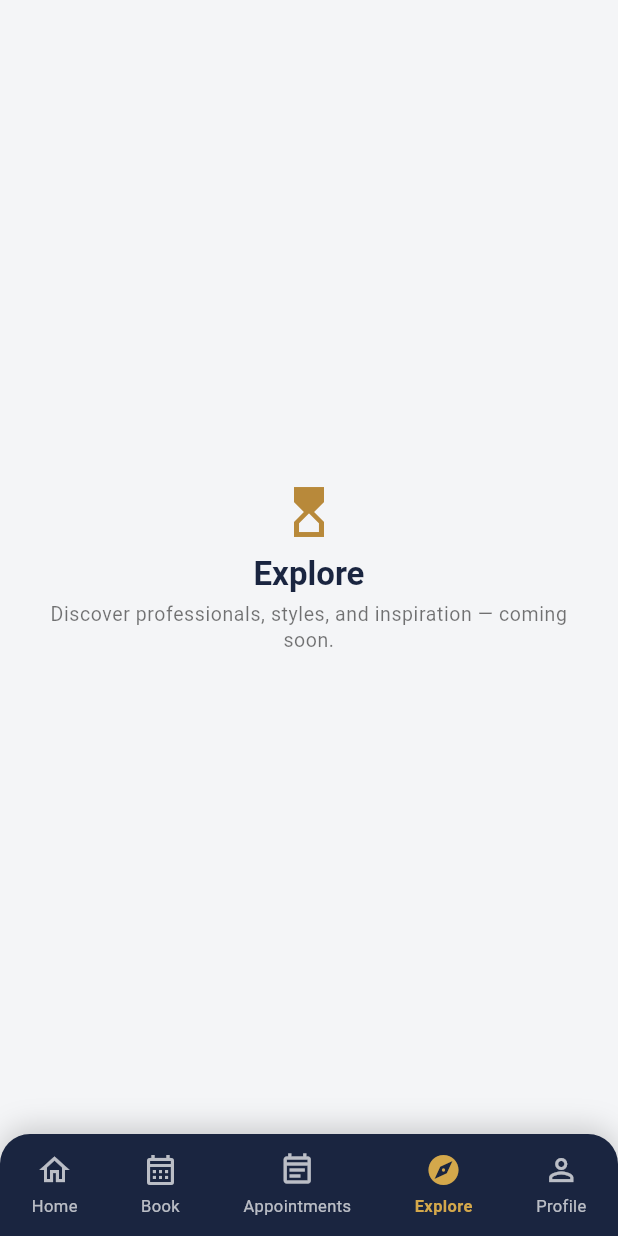
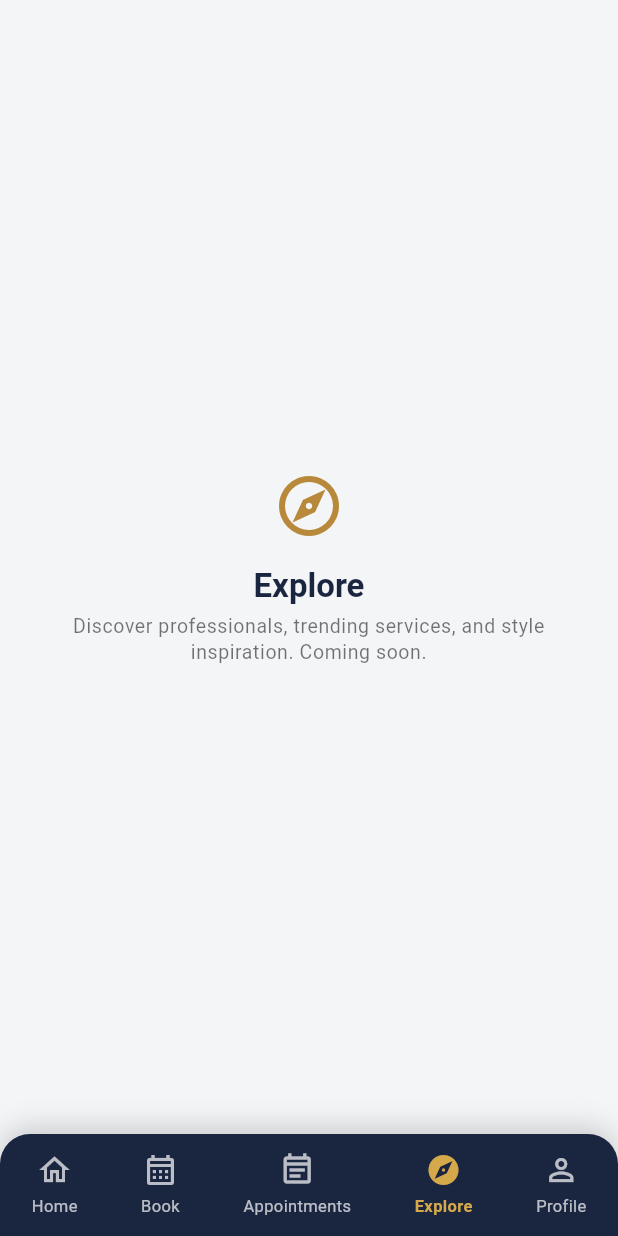
Before and after one commit to rodgersBRY/booking-platform, a Flutter app: the ShellPage screen opened by its route, item 4 of the bottom bar chosen, on a phone screen of 412 x 824 dp. Run offline on Flutter 3.47's test engine with Material 3 defaults, Android fonts, the phone set to English and light mode, and no system bars; our stand-ins replace dio, flutter_dotenv, flutter_secure_storage, get, shimmer; accounts and stored records are empty.

Commit message:
FEAT: add shared widget library (buttons, status chip, empty state, skeletons, coming-soon)
PrimaryButton/SecondaryButton with built-in busy states, StatusChip
mapped onto the shared booking status palette, EmptyState with optional
CTA, shimmer-backed SkeletonBox/SkeletonList, and a parameterized
ComingSoonPage now backing the shell's Explore tab.

```diff
--- a/mobile/lib/app/modules/login/login_controller.dart
+++ b/mobile/lib/app/modules/login/login_controller.dart
@@ -32,6 +32,7 @@ class LoginController extends GetxController {
       return;
     }
 
-    errorMessage.value = result.message ?? 'Something went wrong. Please try again.';
+    errorMessage.value =
+        result.message ?? 'Something went wrong. Please try again.';
   }
 }
--- a/mobile/lib/app/modules/shell/shell_controller.dart
+++ b/mobile/lib/app/modules/shell/shell_controller.dart
@@ -15,6 +15,7 @@ class ShellController extends GetxController {
   @override
   void onInit() {
     super.onInit();
+
     final args = Get.arguments;
     if (args is Map && args['initialTab'] is int) {
       currentTab.value = args['initialTab'] as int;
--- a/mobile/lib/app/modules/shell/shell_page.dart
+++ b/mobile/lib/app/modules/shell/shell_page.dart
@@ -4,6 +4,7 @@ import 'package:get/get.dart';
 import '../../routes/app_routes.dart';
 import '../../theme/app_colors.dart';
 import '../../theme/app_spacing.dart';
+import '../../widgets/coming_soon_page.dart';
 import 'shell_controller.dart';
 
 class ShellPage extends GetView<ShellController> {
@@ -33,9 +34,11 @@ class ShellPage extends GetView<ShellController> {
               title: 'Appointments',
               subtitle: 'View, reschedule, and cancel your bookings here soon.',
             ),
-            _PlaceholderTab(
+            ComingSoonPage(
+              icon: Icons.explore_outlined,
               title: 'Explore',
-              subtitle: 'Discover professionals, styles, and inspiration — coming soon.',
+              subtitle:
+                  'Discover professionals, trending services, and style inspiration. Coming soon.',
             ),
             _PlaceholderTab(
               title: 'Profile',
--- /dev/null
+++ b/mobile/lib/app/widgets/coming_soon_page.dart
@@ -0,0 +1,31 @@
+import 'package:flutter/material.dart';
+
+import 'empty_state.dart';
+
+/// Honest placeholder for features that don't have a data source yet
+/// (Explore, Favorites, Notifications, Promotions). One shared widget,
+/// parameterized per feature — no fake content.
+class ComingSoonPage extends StatelessWidget {
+  final IconData icon;
+  final String title;
+  final String subtitle;
+
+  /// When true, wraps in a Scaffold with an AppBar (for full-screen
+  /// pushes); when false, renders bare (for use as a tab body).
+  final bool withAppBar;
+
+  const ComingSoonPage({
+    super.key,
+    required this.icon,
+    required this.title,
+    required this.subtitle,
+    this.withAppBar = false,
+  });
+
+  @override
+  Widget build(BuildContext context) {
+    final body = EmptyState(icon: icon, title: title, subtitle: subtitle);
+    if (!withAppBar) return Scaffold(body: body);
+    return Scaffold(appBar: AppBar(title: Text(title)), body: body);
+  }
+}
--- /dev/null
+++ b/mobile/lib/app/widgets/empty_state.dart
@@ -0,0 +1,55 @@
+import 'package:flutter/material.dart';
+
+import '../theme/app_colors.dart';
+import '../theme/app_spacing.dart';
+import 'primary_button.dart';
+
+/// Icon + title + subtitle, with an optional call to action — used for
+/// empty lists, guest-mode sign-in prompts, and error placeholders.
+class EmptyState extends StatelessWidget {
+  final IconData icon;
+  final String title;
+  final String subtitle;
+  final String? actionLabel;
+  final VoidCallback? onAction;
+
+  const EmptyState({
+    super.key,
+    required this.icon,
+    required this.title,
+    required this.subtitle,
+    this.actionLabel,
+    this.onAction,
+  });
+
+  @override
+  Widget build(BuildContext context) {
+    return Center(
+      child: Padding(
+        padding: const EdgeInsets.all(AppSpacing.xl),
+        child: Column(
+          mainAxisSize: MainAxisSize.min,
+          children: [
+            Icon(icon, size: 48, color: AppColors.brass),
+            const SizedBox(height: AppSpacing.md),
+            Text(
+              title,
+              textAlign: TextAlign.center,
+              style: Theme.of(context).textTheme.titleLarge,
+            ),
+            const SizedBox(height: AppSpacing.xs),
+            Text(
+              subtitle,
+              textAlign: TextAlign.center,
+              style: Theme.of(context).textTheme.bodySmall,
+            ),
+            if (actionLabel != null && onAction != null) ...[
+              const SizedBox(height: AppSpacing.lg),
+              PrimaryButton(label: actionLabel!, onPressed: onAction),
+            ],
+          ],
+        ),
+      ),
+    );
+  }
+}
```
Also changed, not shown: mobile/lib/app/widgets/primary_button.dart (added, +30 -0 lines), mobile/lib/app/widgets/secondary_button.dart (added, +28 -0 lines), mobile/lib/app/widgets/skeleton_loader.dart (added, +55 -0 lines), mobile/lib/app/widgets/status_chip.dart (added, +45 -0 lines).
